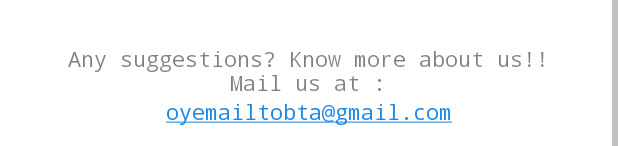
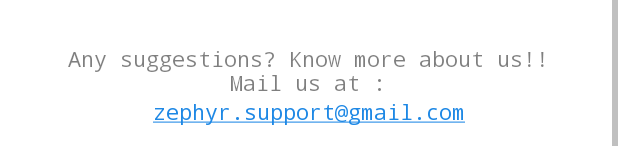
Before and after one commit to SmartPracticeschool/SBSPS-Challenge-4112-Predicting-the-energy-output-of-wind-turbine-based-on-weather-condition, an Android app: the layout activity_main.xml on its own in the app's theme, with its tools: preview values and no code run, scrolled down 1373 dp, on a phone screen of 412 x 824 dp. Shown: the part 1087-1233 px from the top of the screen. Run offline under Robolectric (Android 15) with nearby library versions, the phone set to English and light mode, and no system bars; plain views replace CirclePageIndicator.

Commit message:
Email ID Change

```diff
--- a/app/src/main/res/values/strings.xml
+++ b/app/src/main/res/values/strings.xml
@@ -1,7 +1,7 @@
 <resources>
     <string name="app_name">Zephyr</string>
     <string name="contact_us">"Any suggestions? Know more about us!!\nMail us at :"</string>
-    <string name="mail_id"><u>"oyemailtobta@gmail.com</u>"</string>
+    <string name="mail_id">"<u>zephyr.support@gmail.com</u>"</string>
 
     <string name="heading1">"Welcome!"</string>
     <string name="description1">"This app is made to help wind farms utilize maximum wind power and regulate other conventional sources of energy according to the wind power predictions that we are making here!"</string>
```
